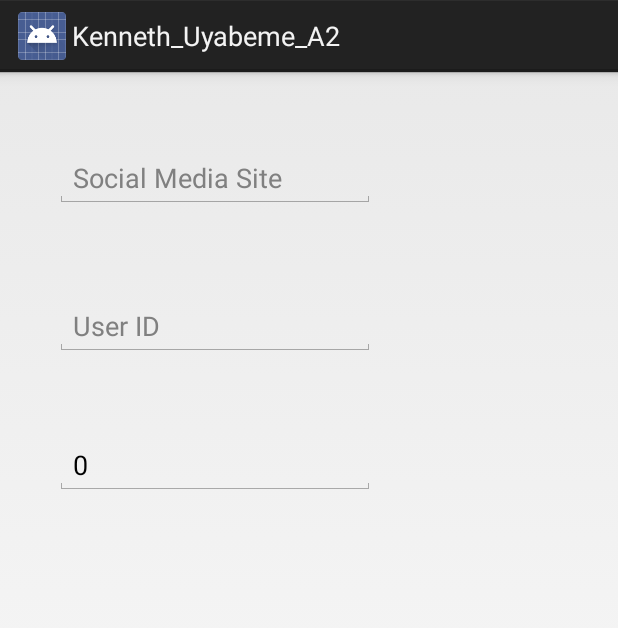
After one commit to kennydgreat/Kenneth_Uyabeme_A2, an Android app: the DetailActivity screen opened directly, with no data from a screen before it, on a phone screen of 412 x 824 dp. The commit adds this screen. Shown: the top 628 px of the screen. Run offline under Robolectric (Android 15) with nearby library versions, the phone set to English and light mode, and no system bars.

Commit message:
-DetailActivity created -DetailActivity from click on social media item implemented and tested

```diff
--- a/app/build.gradle
+++ b/app/build.gradle
@@ -25,5 +25,6 @@ dependencies {
         exclude group: 'com.android.support', module: 'support-annotations'
     })
     compile 'com.android.support.constraint:constraint-layout:1.0.2'
+    compile 'com.android.support:appcompat-v7:26.0.0-alpha1'
     testCompile 'junit:junit:4.12'
 }
--- a/app/src/main/AndroidManifest.xml
+++ b/app/src/main/AndroidManifest.xml
@@ -16,6 +16,7 @@
                 <category android:name="android.intent.category.LAUNCHER" />
             </intent-filter>
         </activity>
+        <activity android:name=".DetailActivity"></activity>
     </application>
 
 </manifest>
--- /dev/null
+++ b/app/src/main/java/com/example/kenny/kenneth_uyabeme_a2/DetailActivity.java
@@ -0,0 +1,41 @@
+package com.example.kenny.kenneth_uyabeme_a2;
+
+import android.app.Activity;
+import android.content.Intent;
+import android.support.v7.app.AppCompatActivity;
+import android.os.Bundle;
+import android.widget.EditText;
+
+public class DetailActivity extends Activity {
+    //EditTexts
+    EditText socialMediaSiteNameEditText;
+    EditText userIDEditText;
+    EditText numberOfContactsEditText;
+
+    @Override
+    protected void onCreate(Bundle savedInstanceState) {
+        super.onCreate(savedInstanceState);
+        setContentView(R.layout.activity_detail);
+        //Getting references to editTexts
+        socialMediaSiteNameEditText = findViewById(R.id.social_media_site_edittext);
+        userIDEditText = findViewById(R.id.user_id_edit_text);
+        numberOfContactsEditText = findViewById(R.id.num_of_contacts_edit_text);
+        //Getting the data from mainActivity and populating the editText with current account info
+        //(before editing)
+        getMainActivityData();
+
+    }
+    /*This method
+    *1) Gets the intent from MainActivity
+    * 2) Get the account data if is was sent
+    * 3) sets the appropriate editTexts
+     *  */
+    public void getMainActivityData(){
+        Intent intent = getIntent();
+        if (intent != null){
+            socialMediaSiteNameEditText.setText(intent.getStringExtra("Social Media Site"));
+            userIDEditText.setText(intent.getStringExtra("User ID"));
+            numberOfContactsEditText.setText(Integer.toString(intent.getIntExtra("Number of Contacts", 0)));
+        }
+    }
+}
--- a/app/src/main/java/com/example/kenny/kenneth_uyabeme_a2/MainActivity.java
+++ b/app/src/main/java/com/example/kenny/kenneth_uyabeme_a2/MainActivity.java
@@ -1,9 +1,11 @@
 package com.example.kenny.kenneth_uyabeme_a2;
 
 import android.app.Activity;
+import android.content.Intent;
 import android.os.Bundle;
 import android.view.View;
 import android.view.ViewGroup;
+import android.widget.AdapterView;
 import android.widget.CheckBox;
 import android.widget.ListView;
 import android.widget.TextView;
@@ -15,6 +17,7 @@ public class MainActivity extends Activity {
     ListView socialMedialistview ; // ListView containing the social media account info
     CheckBox displayInfoCheckBox; // checkbox to display/hide the account ids
     SocialMediaAccountAdapter adapter; // adapter for listView
+    final static int DETAIL_ACTIVITY = 2;
     @Override
     protected void onCreate(Bundle savedInstanceState) {
         super.onCreate(savedInstanceState);
@@ -38,7 +41,7 @@ public class MainActivity extends Activity {
                         TextView childTextView = (TextView) childView.getChildAt(1);
                         TextView childTextView2 = (TextView) childView.getChildAt(2);
                         //set the visibility based on the whether the checkbox is
-                        //check or not.
+                        //checked or not.
                         if (displayInfoCheckBox.isChecked()) {
                             childTextView.setVisibility(View.VISIBLE);
                             childTextView2.setVisibility(View.VISIBLE);
@@ -52,6 +55,9 @@ public class MainActivity extends Activity {
         });
         displayInfoCheckBox.setChecked(true); //Make the checkbox checked on startup
 
+        ListViewItemListener socialMediaListListener = new ListViewItemListener();
+        socialMedialistview.setOnItemClickListener(socialMediaListListener);
+
     }
 
     private void loadSocialMediaAccounts(){
@@ -62,4 +68,26 @@ public class MainActivity extends Activity {
                                                     accounts);
         socialMedialistview.setAdapter(adapter);
     }
+/* ListView item answer class. This listener
+* 1) gets the data of the current item
+* 2) creates an intent and feeds the data into the intent
+* 3) starts up DetailActivity
+* */
+    private class ListViewItemListener implements AdapterView.OnItemClickListener{
+        @Override
+        public void onItemClick(AdapterView<?> adapterView, View view, int position, long l) {
+            //Getting the account object of account select
+            SocialMediaAccount current_account = (SocialMediaAccount) adapterView.getItemAtPosition(position);
+            /*Creating the intent to start DetailActivity and putting in the account data to used
+             by DetailActivity populate it's editTexts once it starts up
+             *  */
+            Intent intent = new Intent(getApplicationContext(), DetailActivity.class);
+            intent.putExtra("Social Media Site", current_account.getName())
+                    .putExtra("User ID", current_account.getUserId())
+                    .putExtra("Number of Contacts", current_account.getNumberOfContacts());
+            startActivityForResult(intent, DETAIL_ACTIVITY);
+
+        }
+    }
+
 }
--- /dev/null
+++ b/app/src/main/res/layout/activity_detail.xml
@@ -0,0 +1,65 @@
+<?xml version="1.0" encoding="utf-8"?>
+<android.support.constraint.ConstraintLayout xmlns:android="http://schemas.android.com/apk/res/android"
+    xmlns:app="http://schemas.android.com/apk/res-auto"
+    xmlns:tools="http://schemas.android.com/tools"
+    android:layout_width="match_parent"
+    android:layout_height="match_parent"
+    tools:context="com.example.kenny.kenneth_uyabeme_a2.DetailActivity">
+
+    <EditText
+        android:id="@+id/num_of_contacts_edit_text"
+        android:layout_width="wrap_content"
+        android:layout_height="wrap_content"
+        android:ems="10"
+        android:hint="@string/number_of_contact_string"
+        android:inputType="number"
+        android:textAppearance="@android:style/TextAppearance.Holo.Medium"
+        app:layout_constraintBottom_toBottomOf="parent"
+        android:layout_marginBottom="8dp"
+        app:layout_constraintTop_toTopOf="parent"
+        android:layout_marginTop="8dp"
+        android:layout_marginRight="8dp"
+        app:layout_constraintRight_toRightOf="parent"
+        android:layout_marginLeft="8dp"
+        app:layout_constraintLeft_toLeftOf="parent"
+        app:layout_constraintHorizontal_bias="0.156"
+        app:layout_constraintVertical_bias="0.326" />
+
+    <EditText
+        android:id="@+id/user_id_edit_text"
+        android:layout_width="wrap_content"
+        android:layout_height="wrap_content"
+        android:layout_marginBottom="8dp"
+        android:layout_marginLeft="8dp"
+        android:layout_marginRight="8dp"
+        android:layout_marginTop="8dp"
+        android:ems="10"
+        android:hint="@string/user_id_string"
+        android:inputType="textEmailAddress|textPersonName|number"
+        android:textAppearance="@android:style/TextAppearance.Holo.Medium"
+        app:layout_constraintBottom_toBottomOf="parent"
+        app:layout_constraintHorizontal_bias="0.156"
+        app:layout_constraintLeft_toLeftOf="parent"
+        app:layout_constraintRight_toRightOf="parent"
+        app:layout_constraintTop_toTopOf="parent"
+        app:layout_constraintVertical_bias="0.197" />
+
+    <EditText
+        android:id="@+id/social_media_site_edittext"
+        android:layout_width="wrap_content"
+        android:layout_height="wrap_content"
+        android:ems="10"
+        android:hint="@string/social_media_site_string"
+        android:inputType="textPersonName|number"
+        android:textAppearance="@android:style/TextAppearance.Holo.Medium"
+        app:layout_constraintTop_toTopOf="parent"
+        android:layout_marginTop="8dp"
+        app:layout_constraintBottom_toBottomOf="parent"
+        android:layout_marginBottom="8dp"
+        android:layout_marginRight="8dp"
+        app:layout_constraintRight_toRightOf="parent"
+        android:layout_marginLeft="8dp"
+        app:layout_constraintLeft_toLeftOf="parent"
+        app:layout_constraintHorizontal_bias="0.156"
+        app:layout_constraintVertical_bias="0.06" />
+</android.support.constraint.ConstraintLayout>
--- a/app/src/main/res/values/strings.xml
+++ b/app/src/main/res/values/strings.xml
@@ -1,4 +1,7 @@
 <resources>
     <string name="app_name">Kenneth_Uyabeme_A2</string>
     <string name="display_info_text">Display Info</string>
+    <string name="social_media_site_string">Social Media Site</string>
+    <string name="user_id_string">User ID</string>
+    <string name="number_of_contact_string">Number of Contact</string>
 </resources>
```
